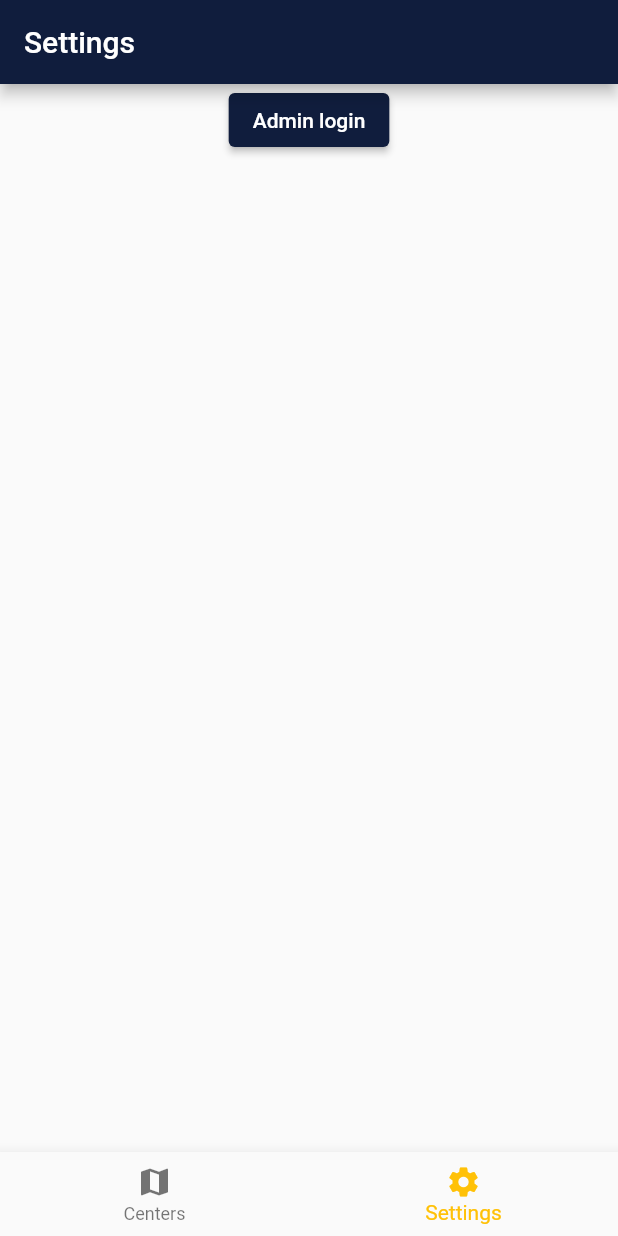
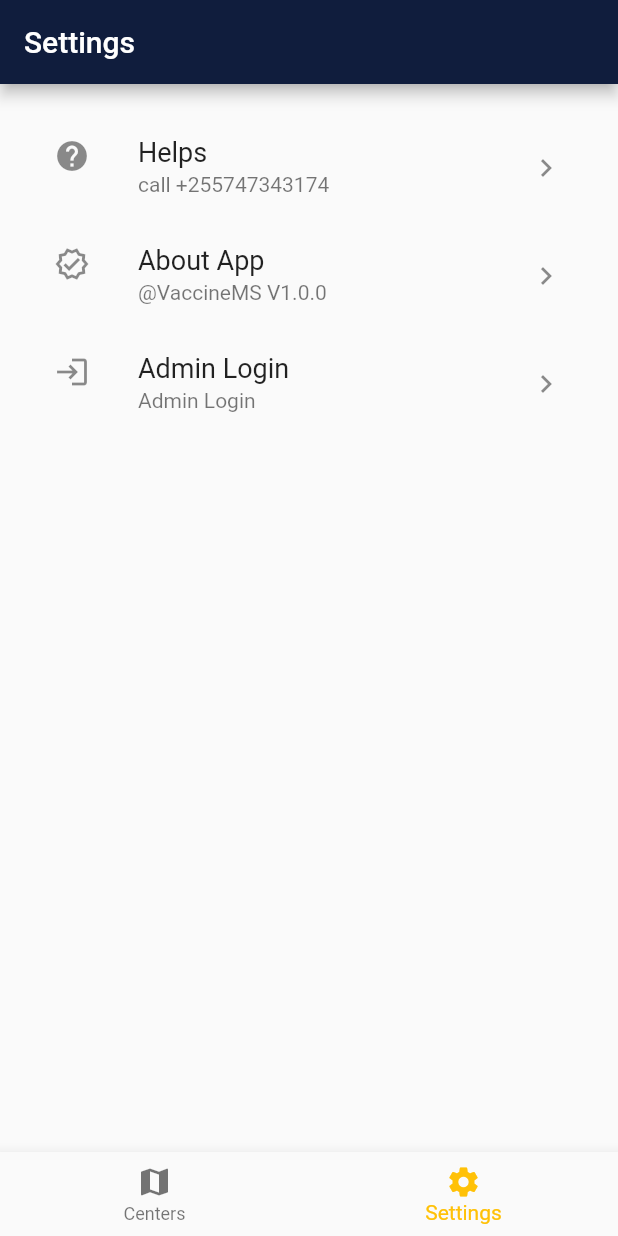
Before and after one commit to tellwap/vlms, a Flutter app: the screen it shows after launch, item 2 of the bottom bar chosen, on a phone screen of 412 x 824 dp. Run offline on Flutter 3.47's test engine with Material 2 defaults, Android fonts, the phone set to English and light mode, and no system bars; our stand-ins replace google_maps_flutter, image_picker, location, shared_preferences, sqflite; accounts and stored records are empty.

Commit message:
fix bugs

```diff
--- a/lib/screens/auth/login_screen.dart
+++ b/lib/screens/auth/login_screen.dart
@@ -112,7 +112,7 @@ class _LoginScreenState extends State<LoginScreen> {
                   isLoading
                       ? const Center(child: CircularProgressIndicator())
                       : ElevatedButton(
-                          style: ElevatedButton.styleFrom(primary: Colors.blue),
+                          style: ElevatedButton.styleFrom(primary: Colors.amber),
                           onPressed: _loginUser,
                           child: const Text('Login')),
                   const SizedBox(height: 10),
--- a/lib/screens/settings_screen.dart
+++ b/lib/screens/settings_screen.dart
@@ -7,16 +7,65 @@ class SettingsScreen extends StatelessWidget {
   Widget build(BuildContext context) {
     return Scaffold(
       appBar: AppBar(title: const Text('Settings'),),
-      body: Column(children: [
-        Center(
-          child: ElevatedButton(
-            onPressed: (){
-              Navigator.pushNamed(context, LoginScreen.routeName);
-            },
-            child: const Text('Admin login'),
-          ),
-        )
-      ],),
+      body: SingleChildScrollView(
+        child: Column(
+          children: [
+
+            Padding(
+              padding: const EdgeInsets.all(20.0),
+              child: Column(
+                mainAxisAlignment: MainAxisAlignment.spaceBetween,
+                children: [
+                  Column(
+                    children: [
+                      ListTile(
+                        leading: const Icon(Icons.help),
+                        title: const Text(
+                          'Helps',
+                          style: TextStyle(fontSize: 18),
+                        ),
+                        subtitle: const Text('call +255747343174'),
+                        trailing: const Icon(Icons.chevron_right),
+                      ),
+                      const ListTile(
+                        leading: Icon(Icons.verified_outlined),
+                        title: Text(
+                          'About App',
+                          style: TextStyle(fontSize: 18),
+                        ),
+                        subtitle: Text('@VaccineMS V1.0.0'),
+                        trailing: Icon(Icons.chevron_right),
+                      ),
+                      ListTile(
+                        leading: const Icon(Icons.login),
+                        title: const Text(
+                          'Admin Login',
+                          style: TextStyle(fontSize: 18),
+                        ),
+                        subtitle: const Text('Admin Login'),
+                        trailing: const Icon(Icons.chevron_right),
+                        onTap: () {
+                         Navigator.pushNamed(context, LoginScreen.routeName);
+                        },
+                      ),
+                    ],
+                  ),
+                  const SizedBox(
+                    height: 20,
+                  ),
+                  // const Text(
+                  //   'Tellwap Inc',
+                  //   style: TextStyle(
+                  //     fontSize: 20,
+                  //     fontWeight: FontWeight.bold,
+                  //   ),
+                  // )
+                ],
+              ),
+            )
+          ],
+        ),
+      ),
     );
   }
 }
```
